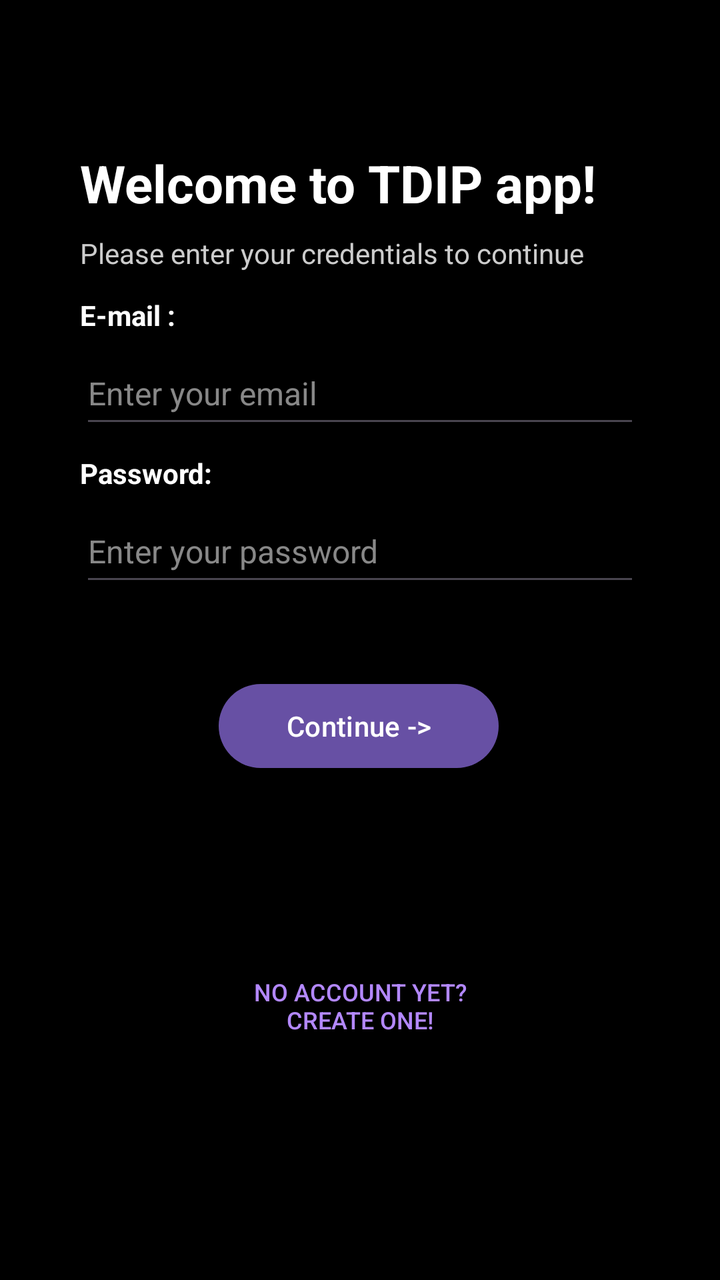
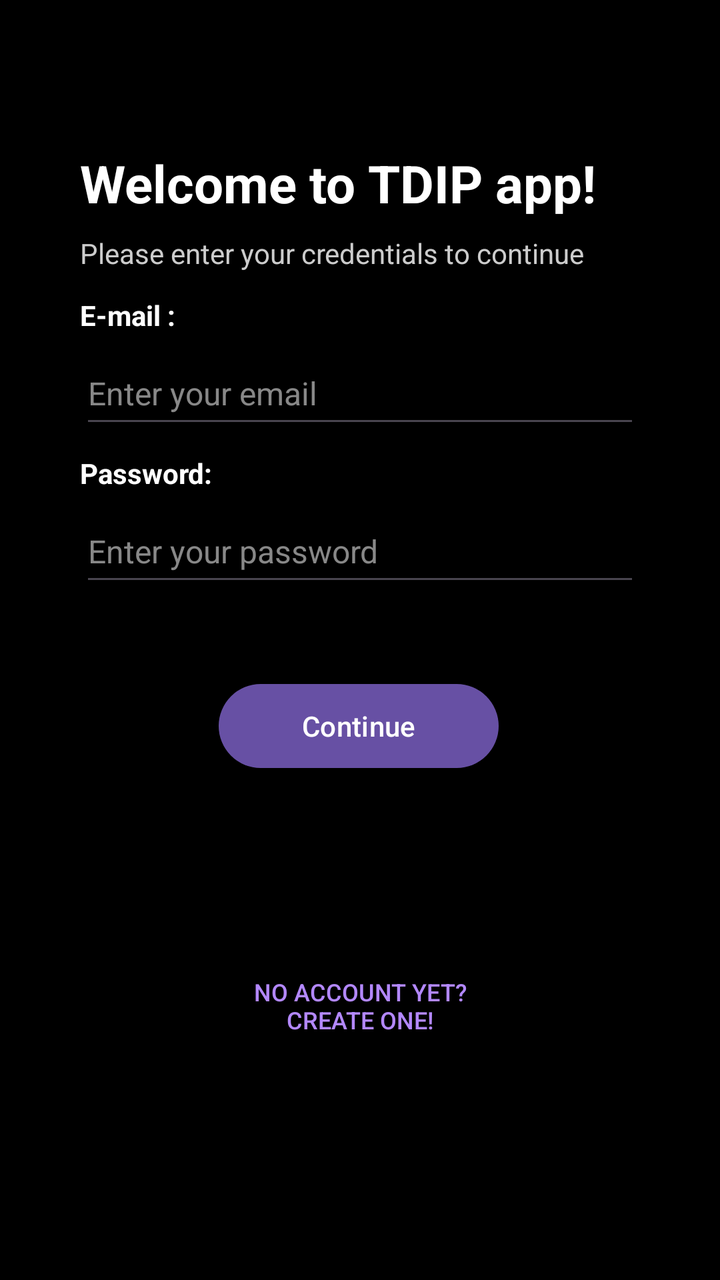

Screens rendered from an Android XML layout before and after an edit, with the pre-edit source and the edit as a unified diff.
<!-- AndroidManifest.xml: application theme Theme.TDIP -->
<!-- res/layout/activity_main.xml -->
<?xml version="1.0" encoding="utf-8"?>
<androidx.constraintlayout.widget.ConstraintLayout xmlns:android="http://schemas.android.com/apk/res/android"
    xmlns:app="http://schemas.android.com/apk/res-auto"
    xmlns:tools="http://schemas.android.com/tools"
    android:id="@+id/main"
    android:layout_width="match_parent"
    android:layout_height="match_parent"
    android:background="@color/black"
    android:padding="24dp"
    tools:context=".MainActivity">

    <TextView
        android:id="@+id/welcome"
        android:layout_width="0dp"
        android:layout_height="wrap_content"
        android:layout_marginStart="16dp"
        android:layout_marginTop="50dp"
        android:text="Welcome to TDIP app!"
        android:textAlignment="textStart"
        android:textColor="@color/white"
        android:textSize="26sp"
        android:textStyle="bold"
        app:layout_constraintEnd_toEndOf="parent"
        app:layout_constraintHorizontal_bias="0.0"
        app:layout_constraintStart_toStartOf="parent"
        app:layout_constraintTop_toTopOf="parent" />

    <Button
        android:id="@+id/register_button"
        style="@style/Widget.AppCompat.Button.Borderless"
        android:layout_width="247dp"
        android:layout_height="49dp"
        android:text="No Account yet?\nCreate one!"
        android:textAlignment="center"
        android:textColor="#B388FF"
        android:textSize="12sp"
        app:layout_constraintBottom_toBottomOf="parent"
        app:layout_constraintEnd_toEndOf="parent"
        app:layout_constraintStart_toStartOf="parent"
        app:layout_constraintTop_toBottomOf="@+id/continue_button" />

    <Button
        android:id="@+id/continue_button"
        android:layout_width="140dp"
        android:layout_height="50dp"
        android:layout_marginTop="40dp"
        android:layout_marginBottom="20dp"
        android:text="Continue ->"
        android:textColor="@color/white"
        app:layout_constraintBottom_toTopOf="@+id/button2"
        app:layout_constraintEnd_toEndOf="parent"
        app:layout_constraintHorizontal_bias="0.497"
        app:layout_constraintStart_toStartOf="parent"
        app:layout_constraintTop_toBottomOf="@+id/editTextTextPassword" />

    <EditText
        android:id="@+id/editTextTextPassword"
        android:layout_width="0dp"
        android:layout_height="48dp"
        android:layout_marginStart="16dp"
        android:layout_marginTop="4dp"
        android:layout_marginEnd="16dp"
        android:ems="10"
        android:hint="Enter your password"
        android:inputType="textPassword"
        android:textColor="@color/white"
        android:textColorHint="#888888"
        android:textSize="16sp"
        app:layout_constraintEnd_toEndOf="parent"
        app:layout_constraintHorizontal_bias="0.0"
        app:layout_constraintStart_toStartOf="parent"
        app:layout_constraintTop_toBottomOf="@+id/textView3" />

    <TextView
        android:id="@+id/textView"
        android:layout_width="wrap_content"
        android:layout_height="wrap_content"
        android:layout_marginStart="16dp"
        android:layout_marginTop="12dp"
        android:text="E-mail :"
        android:textColor="@color/white"
        android:textSize="14sp"
        android:textStyle="bold"
        app:layout_constraintStart_toStartOf="parent"
        app:layout_constraintTop_toBottomOf="@+id/please_enter_creds" />

    <EditText
        android:id="@+id/editTextTextEmailAddress"
        android:layout_width="0dp"
        android:layout_height="48dp"
        android:layout_marginStart="16dp"
        android:layout_marginTop="4dp"
        android:layout_marginEnd="16dp"
        android:autoText="false"
        android:ems="10"
        android:hint="Enter your email"
        android:inputType="textEmailAddress"
        android:textColor="@color/white"
        android:textColorHint="#888888"
        android:textSize="16sp"
        app:layout_constraintEnd_toEndOf="parent"
        app:layout_constraintHorizontal_bias="0.0"
        app:layout_constraintStart_toStartOf="parent"
        app:layout_constraintTop_toBottomOf="@+id/textView" />

    <TextView
        android:id="@+id/textView3"
        android:layout_width="wrap_content"
        android:layout_height="wrap_content"
        android:layout_marginStart="16dp"
        android:layout_marginTop="8dp"
        android:text="Password:"
        android:textColor="@color/white"
        android:textSize="14sp"
        android:textStyle="bold"
        app:layout_constraintStart_toStartOf="parent"
        app:layout_constraintTop_toBottomOf="@+id/editTextTextEmailAddress" />

    <TextView
        android:id="@+id/please_enter_creds"
        android:layout_width="0dp"
        android:layout_height="wrap_content"
        android:layout_marginStart="16dp"
        android:layout_marginTop="8dp"
        android:text="Please enter your credentials to continue"
        android:textAlignment="textStart"
        android:textColor="#CCCCCC"
        android:textSize="14sp"
        app:layout_constraintEnd_toEndOf="parent"
        app:layout_constraintHorizontal_bias="0.0"
        app:layout_constraintStart_toStartOf="parent"
        app:layout_constraintTop_toBottomOf="@+id/welcome" />

</androidx.constraintlayout.widget.ConstraintLayout>
<!-- resources referenced by this layout -->
<resources>
  <color name="black">#FF000000</color>
  <color name="white">#FFFFFFFF</color>
  <style name="Theme.TDIP" parent="Base.Theme.TDIP" />
  <style name="Base.Theme.TDIP" parent="Theme.Material3.DayNight.NoActionBar">
          
          
      </style>
</resources>

<!-- the commit's change to res/layout/activity_main.xml (unified diff, before → after) -->
@@ -45,7 +45,7 @@
         android:layout_height="50dp"
         android:layout_marginTop="40dp"
         android:layout_marginBottom="20dp"
-        android:text="Continue ->"
+        android:text="Continue"
         android:textColor="@color/white"
         app:layout_constraintBottom_toTopOf="@+id/button2"
         app:layout_constraintEnd_toEndOf="parent"
